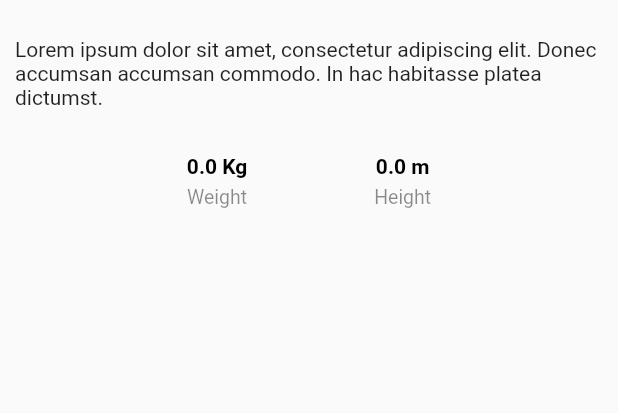
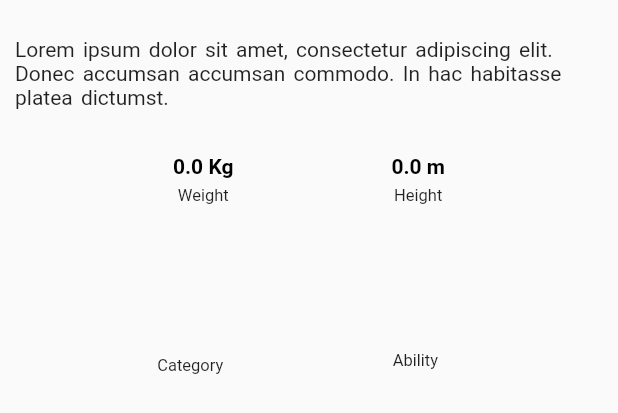
Before and after one commit to Brunfzks/pokeDexCleanArch, a Flutter app: the About widget shown alone on an empty page, opened directly with empty values, on a phone screen of 412 x 824 dp. Shown: the top 413 px of the screen. Run offline on Flutter 3.47's test engine with Material 2 defaults, Android fonts, the phone set to English and light mode, and no system bars; our stand-ins replace basic_utils, bloc, dartz, dio, equatable, flutter_bloc and 4 more; network calls fail.

Commit message:
2023-03-03:14.42

```diff
--- a/poke_clean_arch/lib/app/pokemon/domain/entities/pokemon.dart
+++ b/poke_clean_arch/lib/app/pokemon/domain/entities/pokemon.dart
@@ -1,5 +1,6 @@
 import 'package:poke_clean_arch/app/pokemon/domain/entities/Ability.dart';
 import 'package:poke_clean_arch/app/pokemon/infra/models/ability_model.dart';
+import 'package:poke_clean_arch/app/pokemon/infra/models/move_model.dart';
 import 'package:poke_clean_arch/app/pokemon/infra/models/types_model.dart';
 
 class Pokemon {
@@ -10,6 +11,7 @@ class Pokemon {
   final double weight;
   final List<TypeModel> types;
   final List<AbilityModel> abilities;
+  final List<MoveModel> moves;
 
   Pokemon({
     required this.name,
@@ -19,5 +21,6 @@ class Pokemon {
     required this.abilities,
     required this.height,
     required this.weight,
+    required this.moves,
   });
 }
--- /dev/null
+++ b/poke_clean_arch/lib/app/pokemon/infra/models/move_model.dart
@@ -0,0 +1,35 @@
+import 'dart:convert';
+
+import 'package:poke_clean_arch/app/pokemon/domain/entities/Move.dart';
+
+class MoveModel implements Move {
+  @override
+  final String name;
+
+  @override
+  final String url;
+
+  MoveModel({
+    required this.name,
+    required this.url,
+  });
+
+  Map<String, dynamic> toMap() {
+    return {
+      'name': name,
+      'url': url,
+    };
+  }
+
+  factory MoveModel.fromMap(Map<String, dynamic> map) {
+    return MoveModel(
+      name: map['move']['name'] ?? '',
+      url: map['move']['url'] ?? '',
+    );
+  }
+
+  String toJson() => json.encode(toMap());
+
+  factory MoveModel.fromJson(String source) =>
+      MoveModel.fromMap(json.decode(source));
+}
--- a/poke_clean_arch/lib/app/pokemon/infra/models/pokemon_model.dart
+++ b/poke_clean_arch/lib/app/pokemon/infra/models/pokemon_model.dart
@@ -1,10 +1,12 @@
 import 'dart:convert';
 
 import 'package:basic_utils/basic_utils.dart';
+
 import 'package:poke_clean_arch/app/pokemon/domain/entities/Ability.dart';
 import 'package:poke_clean_arch/app/pokemon/domain/entities/pokemon.dart';
 import 'package:poke_clean_arch/app/pokemon/domain/entities/type.dart';
 import 'package:poke_clean_arch/app/pokemon/infra/models/ability_model.dart';
+import 'package:poke_clean_arch/app/pokemon/infra/models/move_model.dart';
 import 'package:poke_clean_arch/app/pokemon/infra/models/types_model.dart';
 
 class PokemonModel implements Pokemon {
@@ -22,6 +24,8 @@ class PokemonModel implements Pokemon {
   final double height;
   @override
   final double weight;
+  @override
+  final List<MoveModel> moves;
 
   const PokemonModel({
     required this.name,
@@ -31,6 +35,7 @@ class PokemonModel implements Pokemon {
     required this.abilities,
     required this.height,
     required this.weight,
+    required this.moves,
   });
 
   static String retornaIdTratado(String id) {
@@ -65,6 +70,7 @@ class PokemonModel implements Pokemon {
       'abilities': abilities.map((x) => x.toMap()).toList(),
       'height': height,
       'weight': weight,
+      'moves': moves.map((x) => x.toMap()).toList(),
     };
   }
 
@@ -77,8 +83,10 @@ class PokemonModel implements Pokemon {
           List<TypeModel>.from(map['types']?.map((x) => TypeModel.fromMap(x))),
       abilities: List<AbilityModel>.from(
           map['abilities']?.map((x) => AbilityModel.fromMap(x))),
-      height: map['height']?.toDouble() / 10 ?? 0.0,
-      weight: map['weight']?.toDouble() / 10 ?? 0.0,
+      height: map['height']?.toDouble() ?? 0.0,
+      weight: map['weight']?.toDouble() ?? 0.0,
+      moves:
+          List<MoveModel>.from(map['moves']?.map((x) => MoveModel.fromMap(x))),
     );
   }
 
--- a/poke_clean_arch/lib/app/pokemon/presenter/cubits/pokemon_search_cubit/pokemon_search_state.dart
+++ b/poke_clean_arch/lib/app/pokemon/presenter/cubits/pokemon_search_cubit/pokemon_search_state.dart
@@ -19,6 +19,7 @@ class PokemonSearchState extends Equatable {
         abilities: [],
         height: 0,
         weight: 0,
+        moves: [],
       ),
     );
   }
--- a/poke_clean_arch/lib/app/pokemon/presenter/cubits/pokemon_search_infinity/pokemon_search_infinity_state.dart
+++ b/poke_clean_arch/lib/app/pokemon/presenter/cubits/pokemon_search_infinity/pokemon_search_infinity_state.dart
@@ -25,6 +25,7 @@ class PokemonSearchInfinityState extends Equatable {
           abilities: [],
           height: 0,
           weight: 0,
+          moves: [],
         )
       ],
       status: PokeStatus.initial,
--- a/poke_clean_arch/lib/app/pokemon/presenter/pokemon_details_page.dart
+++ b/poke_clean_arch/lib/app/pokemon/presenter/pokemon_details_page.dart
@@ -149,6 +149,8 @@ class About extends StatelessWidget {
 
   @override
   Widget build(BuildContext context) {
+    final width = MediaQuery.of(context).size.width;
+    final height = MediaQuery.of(context).size.height;
     return Padding(
       padding: const EdgeInsets.all(10.0),
       child: Column(
@@ -161,33 +163,40 @@ class About extends StatelessWidget {
             textAlign: TextAlign.left,
             style: GoogleFonts.roboto(
               color: Colors.black87,
+              wordSpacing: 2,
               fontSize: 14,
             ),
           ),
           const SizedBox(
             height: 30,
           ),
-          Padding(
-            padding: const EdgeInsets.only(left: 30, right: 30),
-            child: Row(
+          Row(
             mainAxisAlignment: MainAxisAlignment.spaceEvenly,
             children: [
               infoBio('${pokemon.weight.toString()} Kg', 'Weight'),
               infoBio('${pokemon.height.toString()} m', 'Height'),
             ],
           ),
-          ),
           const SizedBox(
-            height: 30,
+            height: 70,
           ),
           Expanded(
             child: Padding(
-              padding: const EdgeInsets.only(left: 30, right: 30),
+              padding: const EdgeInsets.only(left: 30),
               child: Row(
                 mainAxisAlignment: MainAxisAlignment.spaceEvenly,
-                crossAxisAlignment: CrossAxisAlignment.start,
+                crossAxisAlignment: CrossAxisAlignment.stretch,
                 children: [
-                  Expanded(
+                  Padding(
+                    padding: EdgeInsets.only(left: width * 0.15),
+                    child: SizedBox(
+                      width: 50,
+                      child: Column(
+                        mainAxisAlignment: MainAxisAlignment.start,
+                        crossAxisAlignment: CrossAxisAlignment.center,
+                        children: [
+                          SizedBox(
+                            height: 30,
                             child: GridView.builder(
                                 gridDelegate:
                                     const SliverGridDelegateWithFixedCrossAxisCount(
@@ -196,7 +205,7 @@ class About extends StatelessWidget {
                                 itemCount: pokemon.types.length,
                                 itemBuilder: (BuildContext context, int index) {
                                   return SizedBox(
-                            width: 30,
+                                    width: 15,
                                     child: SvgPicture.asset(
                                       pokemon.types[index].urlPicture,
                                       width: 15,
@@ -208,11 +217,43 @@ class About extends StatelessWidget {
                           ),
                           Expanded(
                             child: Text(
+                              'Category',
+                              style: GoogleFonts.roboto(
+                                color: Colors.black87,
+                                fontWeight: FontWeight.normal,
+                                fontSize: 11,
+                              ),
+                            ),
+                          ),
+                        ],
+                      ),
+                    ),
+                  ),
+                  Expanded(
+                    child: Column(
+                      children: [
+                        Padding(
+                          padding: const EdgeInsets.only(top: 11),
+                          child: Text(
                             pokemon.retornaAbilities(),
                             style: GoogleFonts.roboto(
                               color: Colors.black87,
                               fontSize: 14,
+                              fontWeight: FontWeight.bold,
                             ),
+                          ),
+                        ),
+                        Expanded(
+                          child: Text(
+                            'Ability',
+                            style: GoogleFonts.roboto(
+                              color: Colors.black87,
+                              fontWeight: FontWeight.normal,
+                              fontSize: 11,
+                            ),
+                          ),
+                        ),
+                      ],
                     ),
                   ),
                 ],
@@ -242,9 +283,9 @@ Widget infoBio(String weight, height) {
       Text(
         height,
         style: GoogleFonts.roboto(
-          color: Colors.black45,
+          color: Colors.black87,
           fontWeight: FontWeight.normal,
-          fontSize: 13,
+          fontSize: 11,
         ),
       ),
     ],
```
Also changed, not shown: poke_clean_arch/lib/app/pokemon/domain/entities/Move.dart (added, +8 -0 lines), 5 other files. Lines whose indentation alone changed are shown as unchanged.
